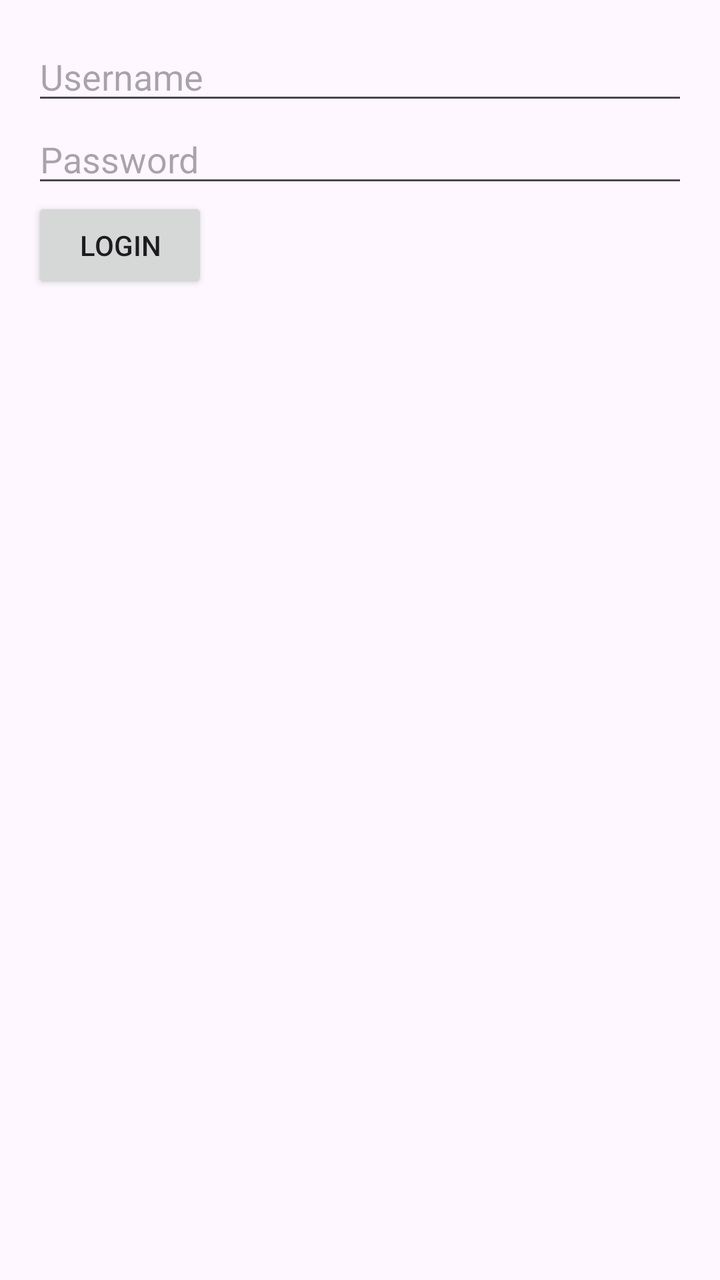
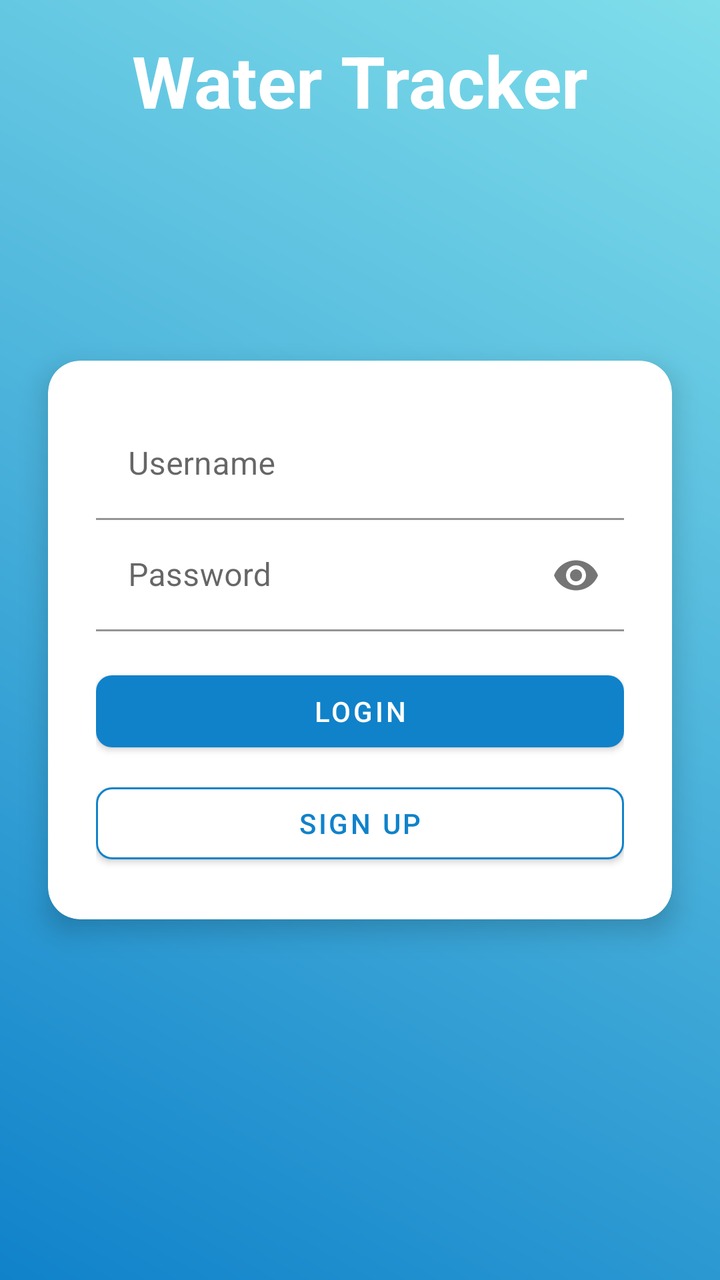

Before-and-after screenshots of an Android layout around one commit, followed by the original layout XML and the change that was made.
<!-- AndroidManifest.xml: application theme Theme.Project_work -->
<!-- res/layout/activity_login.xml -->
<?xml version="1.0" encoding="utf-8"?>
<LinearLayout
    xmlns:android="http://schemas.android.com/apk/res/android"
    android:layout_width="match_parent"
    android:layout_height="match_parent"
    android:orientation="vertical"
    android:padding="16dp">

    <EditText
        android:id="@+id/edit_username"
        android:layout_width="match_parent"
        android:layout_height="wrap_content"
        android:hint="Username" />

    <EditText
        android:id="@+id/edit_password"
        android:layout_width="match_parent"
        android:layout_height="wrap_content"
        android:hint="Password"
        android:inputType="textPassword" />

    <Button
        android:id="@+id/btn_login"
        android:layout_width="wrap_content"
        android:layout_height="wrap_content"
        android:text="Login" />
</LinearLayout>
<!-- resources referenced by this layout -->
<resources>
  <style name="Theme.Project_work" parent="Base.Theme.Project_work" />
  <style name="Base.Theme.Project_work" parent="Theme.Material3.DayNight.NoActionBar">
          
          
      </style>
</resources>

<!-- the commit's change to res/layout/activity_login.xml (unified diff, before → after) -->
@@ -1,27 +1,116 @@
 <?xml version="1.0" encoding="utf-8"?>
-<LinearLayout
-    xmlns:android="http://schemas.android.com/apk/res/android"
+<androidx.constraintlayout.widget.ConstraintLayout xmlns:android="http://schemas.android.com/apk/res/android"
+    xmlns:app="http://schemas.android.com/apk/res-auto"
+    xmlns:tools="http://schemas.android.com/tools"
     android:layout_width="match_parent"
     android:layout_height="match_parent"
-    android:orientation="vertical"
-    android:padding="16dp">
+    android:background="@drawable/login_background"
+    tools:context=".LoginActivity">
 
-    <EditText
-        android:id="@+id/edit_username"
-        android:layout_width="match_parent"
-        android:layout_height="wrap_content"
-        android:hint="Username" />
-
-    <EditText
-        android:id="@+id/edit_password"
-        android:layout_width="match_parent"
-        android:layout_height="wrap_content"
-        android:hint="Password"
-        android:inputType="textPassword" />
-
-    <Button
-        android:id="@+id/btn_login"
+    
+    <TextView
+        android:id="@+id/tv_app_name"
         android:layout_width="wrap_content"
         android:layout_height="wrap_content"
-        android:text="Login" />
-</LinearLayout>
+        android:text="Water Tracker"
+        android:textSize="36sp"
+        android:textStyle="bold"
+        android:textColor="@android:color/white"
+        android:padding="16dp"
+        app:layout_constraintTop_toTopOf="parent"
+        app:layout_constraintStart_toStartOf="parent"
+        app:layout_constraintEnd_toEndOf="parent"/>
+
+    
+    <androidx.cardview.widget.CardView
+        android:id="@+id/card_view"
+        android:layout_width="0dp"
+        android:layout_height="wrap_content"
+        android:layout_marginStart="24dp"
+        android:layout_marginEnd="24dp"
+        android:layout_marginTop="100dp"
+        app:cardCornerRadius="16dp"
+        app:cardElevation="8dp"
+        app:layout_constraintTop_toBottomOf="@id/tv_app_name"
+        app:layout_constraintStart_toStartOf="parent"
+        app:layout_constraintEnd_toEndOf="parent">
+
+        <androidx.constraintlayout.widget.ConstraintLayout
+            android:layout_width="match_parent"
+            android:layout_height="wrap_content"
+            android:padding="24dp">
+
+            
+            <com.google.android.material.textfield.TextInputLayout
+                android:id="@+id/til_username"
+                android:layout_width="0dp"
+                android:layout_height="wrap_content"
+                android:hint="Username"
+                app:layout_constraintTop_toTopOf="parent"
+                app:layout_constraintStart_toStartOf="parent"
+                app:layout_constraintEnd_toEndOf="parent"
+                app:boxStrokeColor="@color/teal_700"
+                app:boxBackgroundColor="@color/white">
+
+                <com.google.android.material.textfield.TextInputEditText
+                    android:id="@+id/et_username"
+                    android:layout_width="match_parent"
+                    android:layout_height="wrap_content"
+                    android:inputType="text"
+                    android:maxLines="1"/>
+            </com.google.android.material.textfield.TextInputLayout>
+
+            
+            <com.google.android.material.textfield.TextInputLayout
+                android:id="@+id/til_password"
+                android:layout_width="0dp"
+                android:layout_height="wrap_content"
+                android:hint="Password"
+                app:layout_constraintTop_toBottomOf="@id/til_username"
+                app:layout_constraintStart_toStartOf="parent"
+                app:layout_constraintEnd_toEndOf="parent"
+                app:boxStrokeColor="@color/teal_700"
+                app:boxBackgroundColor="@color/white"
+                app:passwordToggleEnabled="true">
+
+                <com.google.android.material.textfield.TextInputEditText
+                    android:id="@+id/et_password"
+                    android:layout_width="match_parent"
+                    android:layout_height="wrap_content"
+                    android:inputType="textPassword"
+                    android:maxLines="1"/>
+            </com.google.android.material.textfield.TextInputLayout>
+
+            
+            <com.google.android.material.button.MaterialButton
+                android:id="@+id/btn_login"
+                android:layout_width="0dp"
+                android:layout_height="wrap_content"
+                android:text="Login"
+                android:textColor="@android:color/white"
+                app:backgroundTint="@color/blue"
+                app:cornerRadius="8dp"
+                app:layout_constraintTop_toBottomOf="@id/til_password"
+                app:layout_constraintStart_toStartOf="parent"
+                app:layout_constraintEnd_toEndOf="parent"
+                android:layout_marginTop="16dp"/>
+
+            
+            <com.google.android.material.button.MaterialButton
+                android:id="@+id/btn_signup"
+                android:layout_width="0dp"
+                android:layout_height="wrap_content"
+                android:text="Sign Up"
+                android:textColor="@color/blue"
+                app:backgroundTint="@color/white"
+                app:cornerRadius="8dp"
+                app:strokeColor="@color/blue"
+                app:strokeWidth="1dp"
+                app:layout_constraintTop_toBottomOf="@id/btn_login"
+                app:layout_constraintStart_toStartOf="parent"
+                app:layout_constraintEnd_toEndOf="parent"
+                android:layout_marginTop="8dp"/>
+        </androidx.constraintlayout.widget.ConstraintLayout>
+    </androidx.cardview.widget.CardView>
+
+</androidx.constraintlayout.widget.ConstraintLayout>
<!-- resource entries referenced after the edit -->
@@ -1,9 +1,25 @@
 <!-- resources referenced by this layout -->
 <resources>
-  <style name="Theme.Project_work" parent="Base.Theme.Project_work" />
-  <style name="Base.Theme.Project_work" parent="Theme.Material3.DayNight.NoActionBar">
-          
-          
+  <color name="blue">#1082CA</color>
+  <color name="teal_700">#00796B</color>
+  <color name="white">#FFFFFFFF</color>
+  <!-- drawable login_background (drawable) -->
+  <?xml version="1.0" encoding="utf-8"?>
+  <shape xmlns:android="http://schemas.android.com/apk/res/android">
+      <gradient
+          android:startColor="@color/blue"
+          android:endColor="@color/teal_200"
+          android:angle="45"/>
+  </shape>
+  <style name="AppTheme" parent="Theme.MaterialComponents.Light.NoActionBar">
+          <item name="colorPrimary">@color/blue</item>
+          <item name="colorPrimaryVariant">@color/blue_900</item>
+          <item name="colorOnPrimary">@android:color/white</item>
+          <item name="colorSecondary">@color/teal_200</item>
+          <item name="colorSecondaryVariant">@color/teal_700</item>
+          <item name="android:statusBarColor" tools:targetApi="l">?attr/colorPrimaryVariant</item>
       </style>
+  <color name="teal_200">#80DEEA</color>
+  <color name="blue_900">#0D47A1</color>
 </resources>
 
